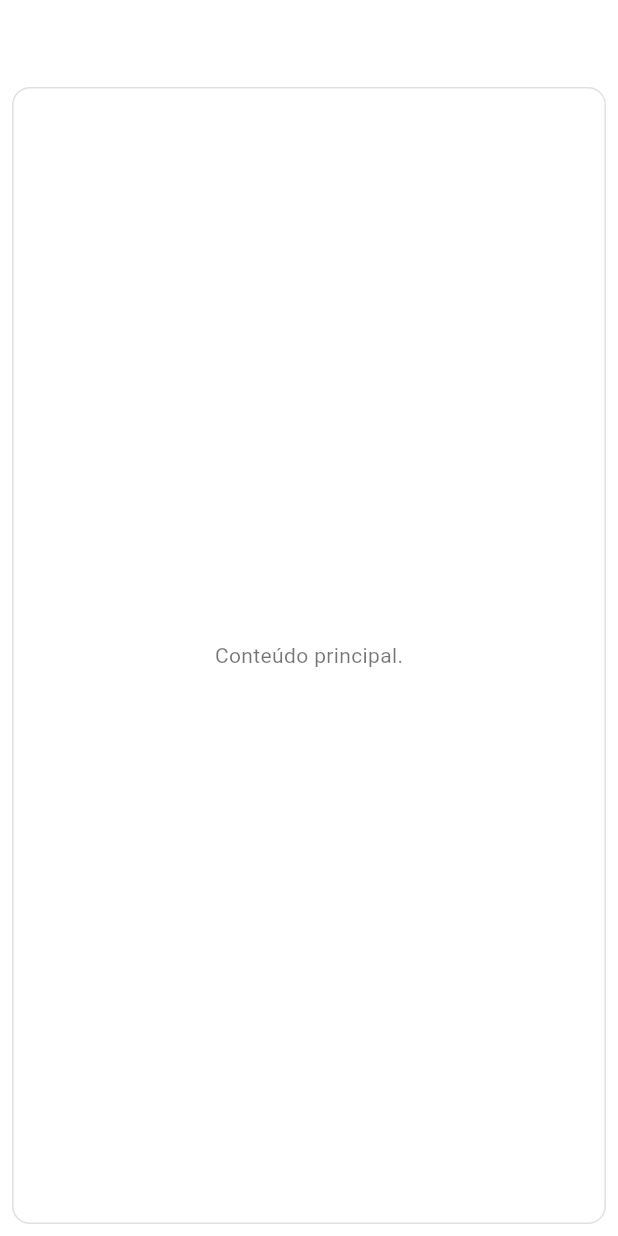
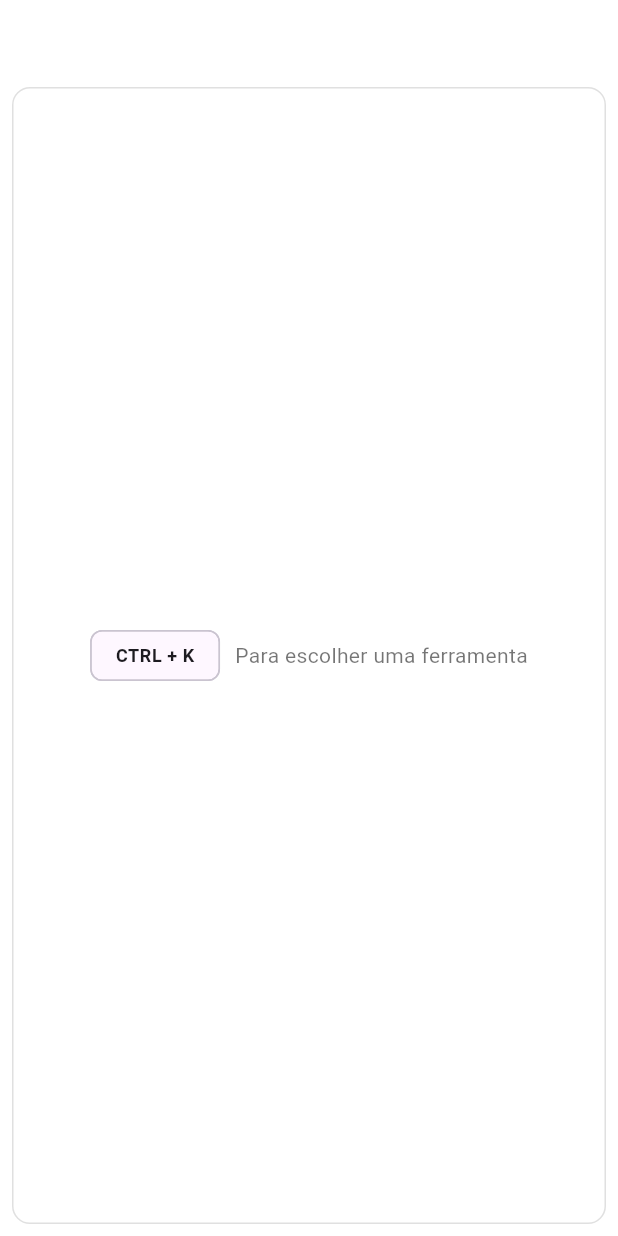
Before and after one commit to ExtraMobs/utilitarios, a Flutter app: the screen it shows after launch, on a phone screen of 412 x 824 dp. Run offline on Flutter 3.47's test engine with Material 3 defaults, Android fonts, the phone set to English and light mode, and no system bars.

Commit message:
wip: Página de exibição padrão
Instruções do que fazer quando não tiver nenhuma aba aberta

```diff
--- a/lib/pages/main_home/main_home_view.dart
+++ b/lib/pages/main_home/main_home_view.dart
@@ -1,5 +1,4 @@
 import 'package:extramobs_utilitarios/pages/main_home/main_home_viewmodel.dart';
-import 'package:extramobs_utilitarios/pattern/generator.dart';
 import 'package:flutter/material.dart';
 import 'package:provider/provider.dart';
 
@@ -30,7 +29,27 @@ class MainHomeView extends StatelessWidget {
                             Radius.circular(12),
                           ),
                         ),
-                        child: const Center(child: Text('Conteúdo principal.')),
+                        child: (viewModel.tabs.isEmpty)
+                            ? Center(
+                                child: Row(
+                                  mainAxisSize: MainAxisSize.min,
+                                  spacing: 10,
+                                  children: [
+                                    Chip(
+                                      label: Text(
+                                        "CTRL + K",
+                                        textAlign: TextAlign.center,
+                                        style: TextTheme.of(context).bodySmall
+                                            ?.copyWith(
+                                              fontWeight: FontWeight.bold,
+                                            ),
+                                      ),
+                                    ),
+                                    Text("Para escolher uma ferramenta"),
+                                  ],
+                                ),
+                              )
+                            : null,
                       ),
                     ),
                   ),
```
